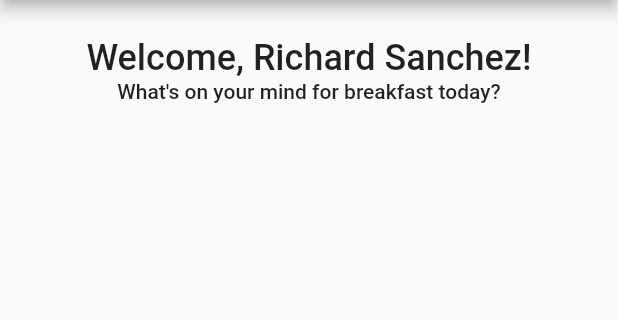
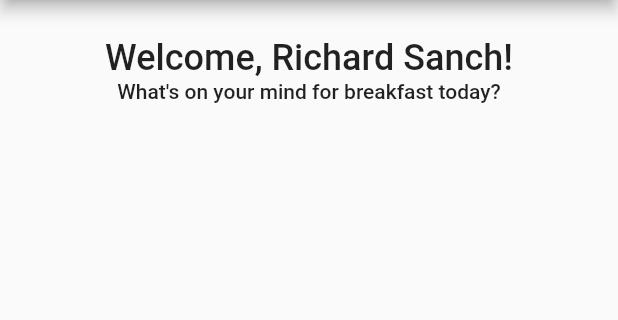
Before and after one commit to AlphinJude/siet-food-court-app, a Flutter app: the HomePage screen opened directly, on a phone screen of 412 x 824 dp, the part 84-404 px from its top. Run offline on Flutter 3.47's test engine with Material 2 defaults, Android fonts, the light colour scheme and no system bars; our stand-ins replace cached_network_image, cloud_firestore, country_code_picker, firebase_auth, firebase_core, firebase_storage; missing offline and left inert: pay, razorpay_flutter_customui; accounts and stored records are empty.

Commit message:
Second Commit

```diff
--- a/lib/screens/home_screen.dart
+++ b/lib/screens/home_screen.dart
@@ -48,7 +48,7 @@ class _HomePageState extends State<HomePage> {
             height: size.height * 0.03,
           ),
           Text(
-            'Welcome, Richard Sanchez!',
+            'Welcome, Richard Sanch!',
             style: TextStyle(
               fontSize: 24,
               fontWeight: FontWeight.w500,
```
Also changed, not shown: pubspec.lock.
